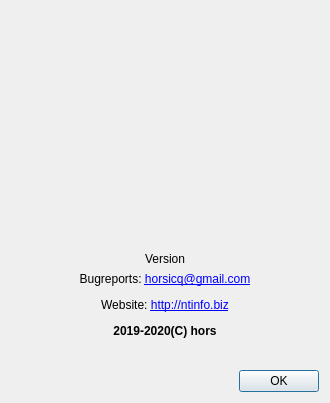
Qt form gui_source/dialogabout.ui (horsicq/XPEViewer) before a commit.
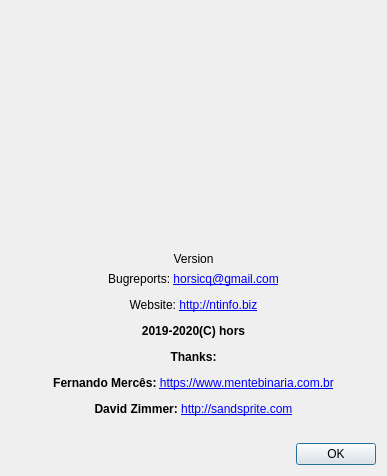
The same form after that commit.

Patch:
```diff
--- a/gui_source/dialogabout.ui
+++ b/gui_source/dialogabout.ui
@@ -9,8 +9,8 @@
    <rect>
     <x>0</x>
     <y>0</y>
-    <width>326</width>
-    <height>403</height>
+    <width>387</width>
+    <height>476</height>
    </rect>
   </property>
   <property name="windowTitle">
@@ -49,7 +49,7 @@
    <item>
     <widget class="QLabel" name="labelInfo">
      <property name="text">
-      <string notr="true">&lt;html&gt;&lt;head/&gt;&lt;body&gt;&lt;p align=&quot;center&quot;&gt;Bugreports: &lt;a href=&quot;mailto:horsicq@gmail.com&quot;&gt;&lt;span style=&quot; text-decoration: underline; color:#0000ff;&quot;&gt;horsicq@gmail.com&lt;/span&gt;&lt;/a&gt;&lt;/p&gt;&lt;p align=&quot;center&quot;&gt;Website: &lt;a href=&quot;http://ntinfo.biz&quot;&gt;&lt;span style=&quot; text-decoration: underline; color:#0000ff;&quot;&gt;http://ntinfo.biz&lt;/span&gt;&lt;/a&gt;&lt;/p&gt;&lt;p align=&quot;center&quot;&gt;&lt;span style=&quot; font-weight:600;&quot;&gt;2019-2020(C) hors&lt;/span&gt;&lt;/p&gt;&lt;/body&gt;&lt;/html&gt;</string>
+      <string notr="true">&lt;html&gt;&lt;head/&gt;&lt;body&gt;&lt;p align=&quot;center&quot;&gt;Bugreports: &lt;a href=&quot;mailto:horsicq@gmail.com&quot;&gt;&lt;span style=&quot; text-decoration: underline; color:#0000ff;&quot;&gt;horsicq@gmail.com&lt;/span&gt;&lt;/a&gt;&lt;/p&gt;&lt;p align=&quot;center&quot;&gt;Website: &lt;a href=&quot;http://ntinfo.biz&quot;&gt;&lt;span style=&quot; text-decoration: underline; color:#0000ff;&quot;&gt;http://ntinfo.biz&lt;/span&gt;&lt;/a&gt;&lt;/p&gt;&lt;p align=&quot;center&quot;&gt;&lt;span style=&quot; font-weight:600;&quot;&gt;2019-2020(C) hors&lt;/span&gt;&lt;/p&gt;&lt;p align=&quot;center&quot;&gt;&lt;span style=&quot; font-weight:600;&quot;&gt;Thanks:&lt;/span&gt;&lt;/p&gt;&lt;p align=&quot;center&quot;&gt;&lt;span style=&quot; font-weight:600;&quot;&gt;Fernando Mercês: &lt;/span&gt;&lt;a href=&quot;https://www.mentebinaria.com.br/&quot;&gt;&lt;span style=&quot; text-decoration: underline; color:#0000ff;&quot;&gt;https://www.mentebinaria.com.br&lt;/span&gt;&lt;/a&gt;&lt;/p&gt;&lt;p align=&quot;center&quot;&gt;&lt;span style=&quot; font-weight:600;&quot;&gt;David Zimmer: &lt;/span&gt;&lt;a href=&quot;http://sandsprite.com/&quot;&gt;&lt;span style=&quot; text-decoration: underline; color:#0000ff;&quot;&gt;http://sandsprite.com&lt;/span&gt;&lt;/a&gt;&lt;/p&gt;&lt;/body&gt;&lt;/html&gt;</string>
      </property>
      <property name="textFormat">
       <enum>Qt::AutoText</enum>
```
